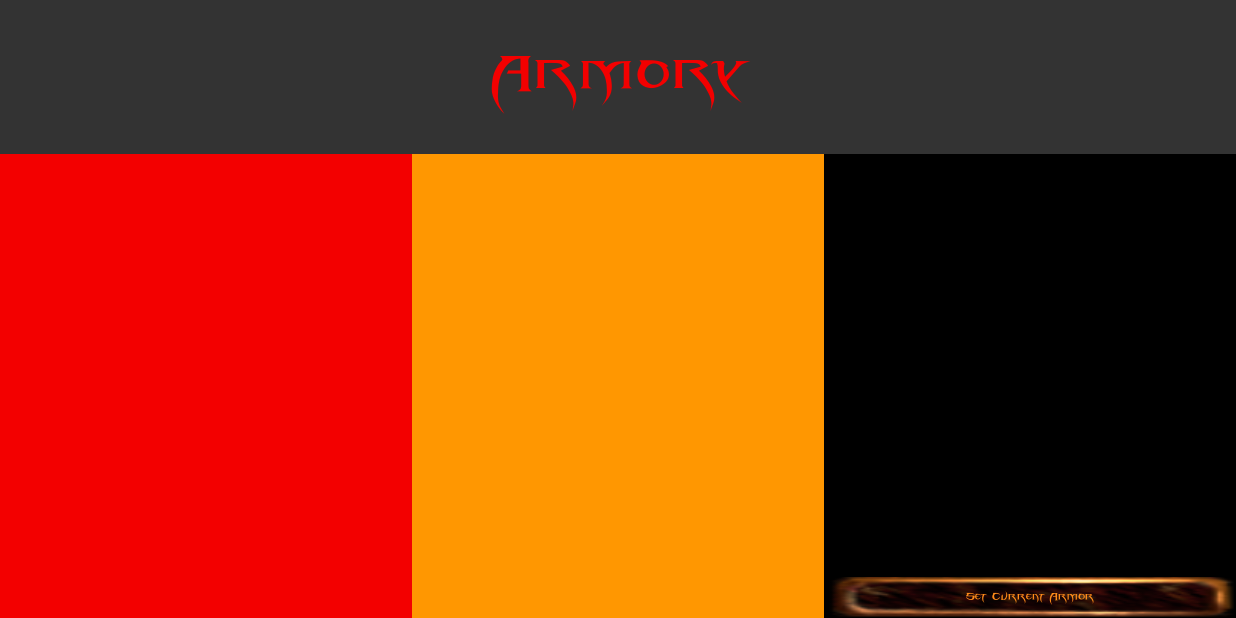
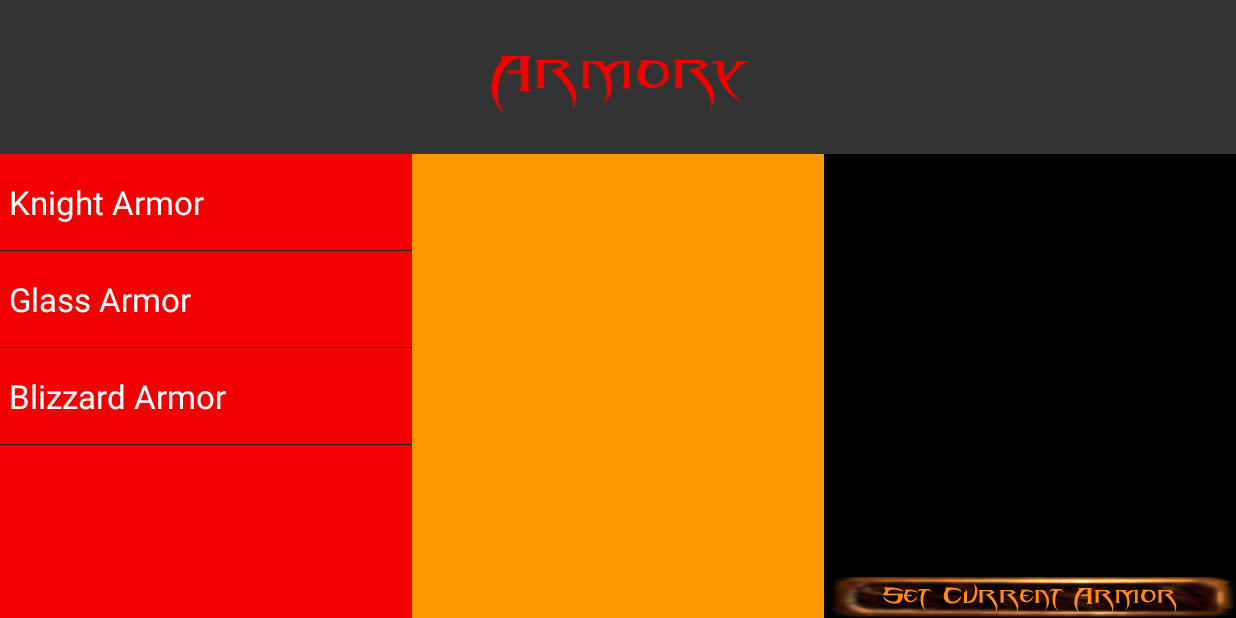
Before and after one commit to ama021/EternalTorment, an Android app: the ArmoryActivity screen opened directly, with no data from a screen before it, on a phone screen of 824 x 412 dp (held sideways). Run offline under Robolectric (Android 15) with nearby library versions, the phone set to English and light mode, and no system bars.

Commit message:
I commited even more shit!

```diff
--- a/app/src/main/java/com/example/jisaaa3/eternaltorment/ArmoryActivity.java
+++ b/app/src/main/java/com/example/jisaaa3/eternaltorment/ArmoryActivity.java
@@ -9,11 +9,21 @@ import android.support.v7.widget.RecyclerView;
 import android.view.LayoutInflater;
 import android.view.View;
 import android.view.ViewGroup;
+import android.widget.AdapterView;
+import android.widget.ArrayAdapter;
 import android.widget.Button;
+import android.widget.ListAdapter;
+import android.widget.ListView;
 import android.widget.TextView;
+import android.widget.Toast;
+
+import java.util.List;
+
+import static android.R.id.list;
 
 public class ArmoryActivity extends Activity {
     TextView t;
+    TextView textView;
     Button b;
 
     @Override
@@ -23,13 +33,42 @@ public class ArmoryActivity extends Activity {
 
         updateUI();
 
+        textView = (TextView) findViewById(R.id.armorStatsText);
+
+        String[] armors = {"Knight Armor", "Glass Armor", "Blizzard Armor"};
+        ListAdapter listAdapter = new ArrayAdapter<String>(this, android.R.layout.simple_list_item_1, armors);
+        ListView listView = (ListView) findViewById(R.id.armory_list);
+        listView.setAdapter(listAdapter);
+
+        listView.setOnItemClickListener(
+                new AdapterView.OnItemClickListener(){
+                    @Override
+                    public void onItemClick(AdapterView<?> parent, View view, int position, long id){
+                        String armor = String.valueOf(parent.getItemAtPosition(position));
+                        if(armor == "Knight Armor"){
+                            textView.setText("This is an armor once wielded by the great knight Lotheric of Cinders. He was a horrid man but his armor was not.\n Health = 1 Heart");
+                        }
+                        else if(armor == "Glass Armor"){
+                            textView.setText("If you know what this armor is used for then you are the only one. Put it on and see how it feels.\n Health = 2 Hearts");
+                        }
+                        else{
+                            textView.setText("An armor reviered by all warriors in the northern most real of Albion, for this armor will not let its user field a chill.\n Health = 3 Hearts");
+                        }
+                        //Toast.makeText(ArmoryActivity.this, armor, Toast.LENGTH_LONG).show();
+                    }
+                }
+        );
+
+        Typeface myCustomFont = Typeface.createFromAsset(getAssets(), "fonts/Blade 2.ttf");
+        textView.setTypeface(myCustomFont);
+
         t = (TextView) findViewById(R.id.armoryText);
-        Typeface myCustomFont = Typeface.createFromAsset(getAssets(),"fonts/Blade 2.ttf");
-        t.setTypeface(myCustomFont);
+        Typeface myCustomFont2 = Typeface.createFromAsset(getAssets(),"fonts/Blade 2.ttf");
+        t.setTypeface(myCustomFont2);
 
         b = (Button) findViewById(R.id.setArmor);
-        Typeface myCustomFont2 = Typeface.createFromAsset(getAssets(),"fonts/Blade 2.ttf");
-        b.setTypeface(myCustomFont);
+        Typeface myCustomFont3 = Typeface.createFromAsset(getAssets(),"fonts/Blade 2.ttf");
+        b.setTypeface(myCustomFont3);
     }
 
     private void updateUI() {
--- a/app/src/main/java/com/example/jisaaa3/eternaltorment/CreditsFragment.java
+++ b/app/src/main/java/com/example/jisaaa3/eternaltorment/CreditsFragment.java
@@ -1,6 +1,7 @@
 package com.example.jisaaa3.eternaltorment;
 
 import android.app.Fragment;
+import android.graphics.Typeface;
 import android.os.Bundle;
 import android.support.annotation.Nullable;
 import android.view.LayoutInflater;
@@ -46,6 +47,9 @@ public class CreditsFragment extends Fragment {
             }
         });
 
+        Typeface myCustomFont = Typeface.createFromAsset(getActivity().getBaseContext().getAssets(),"fonts/Blade 2.ttf");
+        mCreditsContainer.setTypeface(myCustomFont);
+
         return v;
     }
 }
--- a/app/src/main/res/layout/activity_armory.xml
+++ b/app/src/main/res/layout/activity_armory.xml
@@ -35,6 +35,7 @@
             android:background="@color/red">
 
             <ListView
+                android:id="@+id/armory_list"
                 android:layout_width="match_parent"
                 android:layout_height="match_parent">
             </ListView>
@@ -46,6 +47,14 @@
             android:layout_height="match_parent"
             android:layout_weight="1"
             android:background="@color/light_orange">
+
+            <TextView
+                android:id="@+id/armorStatsText"
+                android:layout_width="match_parent"
+                android:layout_height="match_parent"
+                android:textColor="@android:color/black"
+                android:textSize="36.5dp"
+                android:gravity="center"/>
 
         </FrameLayout>
 
@@ -61,6 +70,8 @@
                 android:layout_height="wrap_content"
                 android:layout_gravity="center|bottom"
                 android:textColor="@color/orange"
+                android:textSize="32dp"
+                android:gravity="center"
                 android:background="@drawable/simple_button_background"
                 android:text="Set Current Armor" />
 
--- a/app/src/main/res/layout/credits_fragment.xml
+++ b/app/src/main/res/layout/credits_fragment.xml
@@ -11,7 +11,7 @@
         android:layout_gravity="center"
         android:gravity="center"
         android:text="@string/credits_text"
-        android:textColor="@android:color/white"
-        android:textSize="24sp"/>
+        android:textColor="@color/light_orange"
+        android:textSize="40dp" />
 
 </LinearLayout>
```
